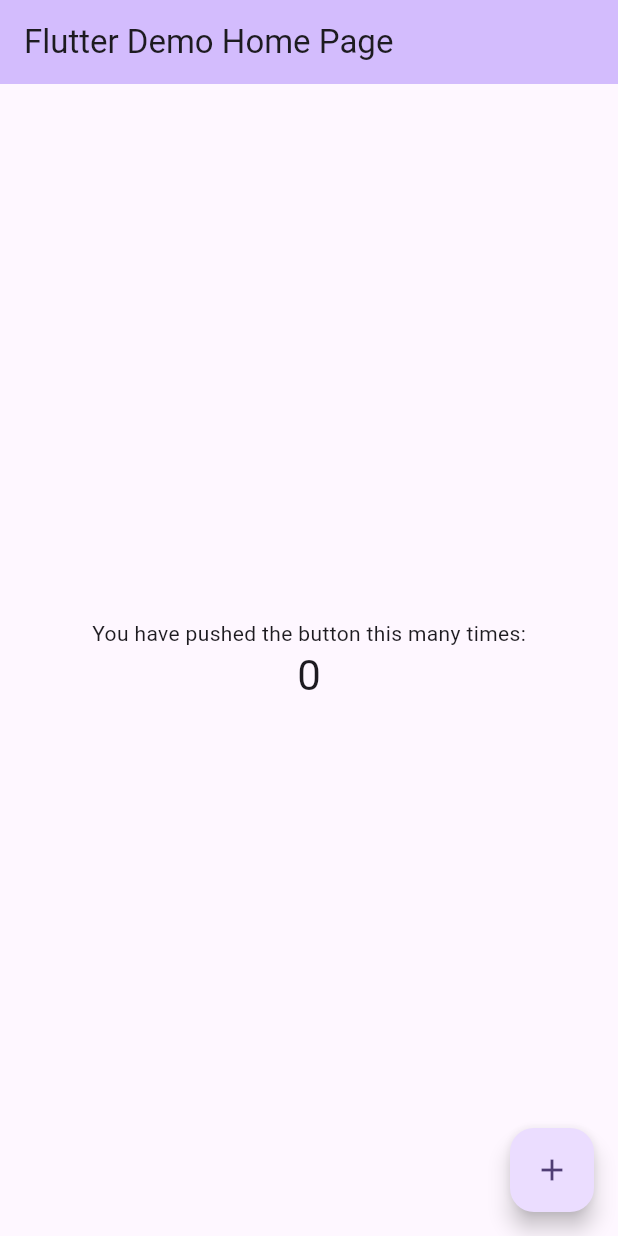
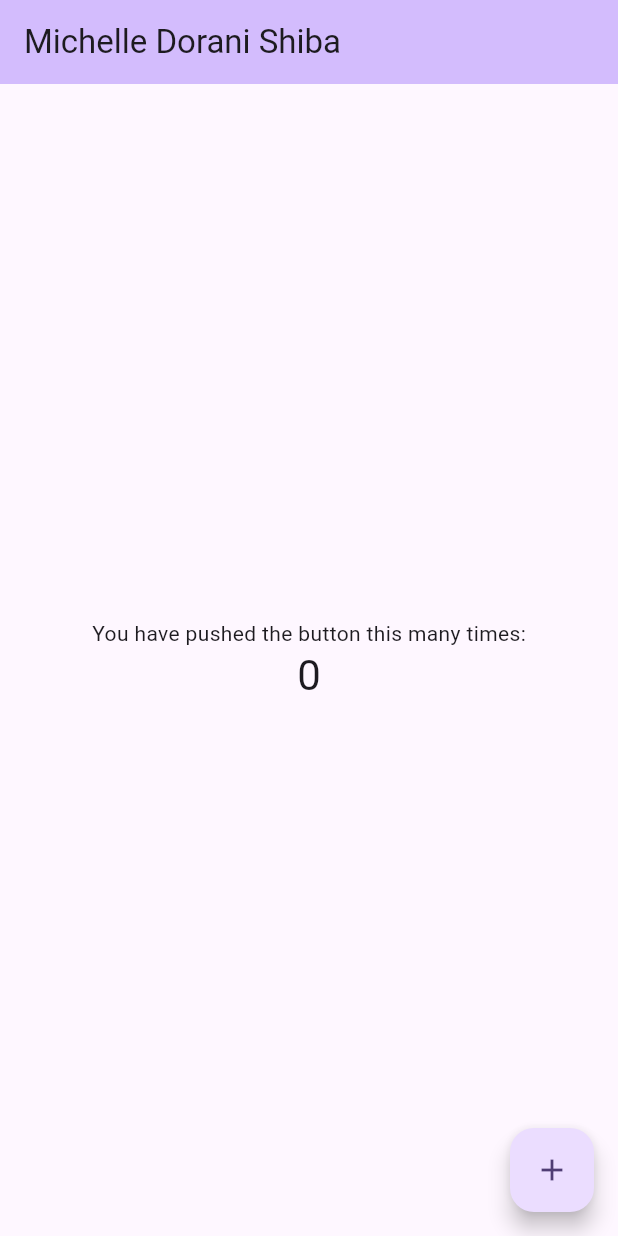
Before and after one commit to miicheelll/flutter-fundamental-part1, a Flutter app: the screen it shows after launch, on a phone screen of 412 x 824 dp. Run offline on Flutter 3.47's test engine with Material 3 defaults, Android fonts, the phone set to English and light mode, and no system bars.

Commit message:
add prak1-3

```diff
--- a/lib/main.dart
+++ b/lib/main.dart
@@ -30,7 +30,7 @@ class MyApp extends StatelessWidget {
         // tested with just a hot reload.
         colorScheme: ColorScheme.fromSeed(seedColor: Colors.deepPurple),
       ),
-      home: const MyHomePage(title: 'Flutter Demo Home Page'),
+      home: const MyHomePage(title: 'Michelle Dorani Shiba'),
     );
   }
 }
```
Also changed, not shown: images/01.jpg (added), images/02.jpg (added), images/03.jpg (added), images/04.jpg (added), 1 other file.
